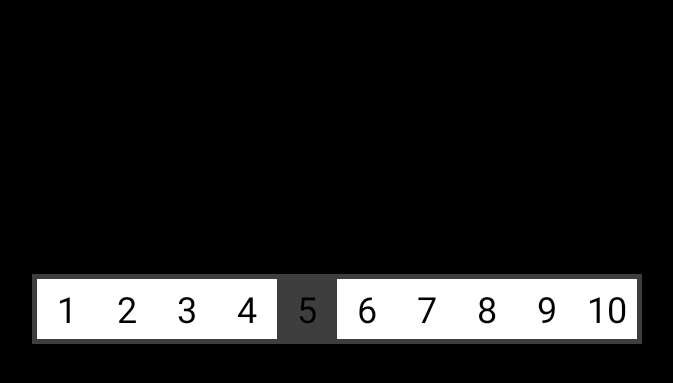
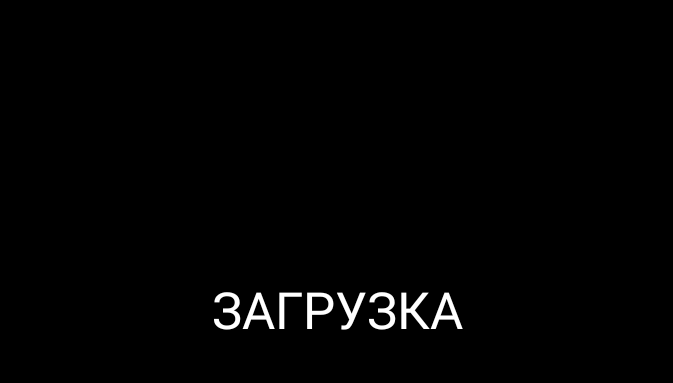
Before and after one commit to DroidWorker/Whoosh, an Android app: the screen it shows after launch (MainActivity), on a phone screen of 824 x 412 dp (held sideways). Shown: the top 383 px of the screen, without its empty margins (281-954 px from the left). Run offline under Robolectric (Android 15) with nearby library versions, the phone set to English and light mode, and no system bars.

Commit message:
beta ver

```diff
--- a/app/src/main/res/layout/activity_main.xml
+++ b/app/src/main/res/layout/activity_main.xml
@@ -9,6 +9,13 @@
     tools:context=".MainActivity"
     tools:deviceIds="tv"
     tools:ignore="MergeRootFrame" >
+
+    <ImageView
+        android:id="@+id/imageView"
+        android:layout_width="70dp"
+        android:layout_height="70dp"
+        android:src="@drawable/default_watch"
+        android:visibility="gone" />
 
     <LinearLayout
         android:id="@+id/sudMenuLarge"
@@ -80,7 +87,7 @@
             android:layout_width="40dp"
             android:layout_height="40dp"
             android:layout_weight="1"
-            android:background="#3E3E3E"
+            android:background="#FFFFFF"
             android:gravity="center"
             android:text="5"
             android:textColor="#000000"
@@ -263,13 +270,6 @@
             android:textSize="24sp" />
     </LinearLayout>
 
-    <ImageView
-        android:id="@+id/imageView"
-        android:layout_width="50dp"
-        android:layout_height="50dp"
-        android:src="@drawable/default_watch"
-        android:visibility="gone" />
-
     <LinearLayout
         android:id="@+id/gratitude"
         android:layout_width="wrap_content"
@@ -386,6 +386,66 @@
             android:textColor="#000000"
             android:textSize="24sp"
             android:textStyle="bold" />
+
+        <LinearLayout
+            android:id="@+id/min"
+            android:layout_width="110dp"
+            android:layout_height="70dp"
+            android:layout_weight="1"
+            android:orientation="vertical">
+
+            <TextView
+                android:id="@+id/textView13"
+                android:layout_width="match_parent"
+                android:layout_height="35dp"
+                android:background="#FFFFFF"
+                android:text="min время"
+                android:textColor="#000000"
+                android:textSize="20sp"
+                android:textStyle="bold" />
+
+            <TextView
+                android:id="@+id/backMIN"
+                android:layout_width="match_parent"
+                android:layout_height="33dp"
+                android:layout_marginTop="2dp"
+                android:background="#FFFFFF"
+                android:gravity="center"
+                android:text="5"
+                android:textColor="#000000"
+                android:textSize="20sp"
+                android:textStyle="bold" />
+        </LinearLayout>
+
+        <LinearLayout
+            android:id="@+id/max"
+            android:layout_width="110dp"
+            android:layout_height="70dp"
+            android:layout_weight="1"
+            android:orientation="vertical">
+
+            <TextView
+                android:id="@+id/textView15"
+                android:layout_width="match_parent"
+                android:layout_height="35dp"
+                android:background="#FFFFFF"
+                android:text="max время"
+                android:textColor="#000000"
+                android:textSize="20sp"
+                android:textStyle="bold" />
+
+            <TextView
+                android:id="@+id/backMAX"
+                android:layout_width="match_parent"
+                android:layout_height="33dp"
+                android:layout_marginTop="2dp"
+                android:background="#FFFFFF"
+                android:gravity="center"
+                android:text="12"
+                android:textColor="#000000"
+                android:textSize="20sp"
+                android:textStyle="bold" />
+        </LinearLayout>
     </LinearLayout>
 
     <TextView
@@ -398,4 +458,14 @@
         android:layout_marginEnd="20dp"
         android:text="настройка цвета фона"
         android:visibility="gone" />
+
+    <TextView
+        android:id="@+id/loading"
+        android:layout_width="match_parent"
+        android:layout_height="match_parent"
+        android:background="#000000"
+        android:gravity="center"
+        android:text="ЗАГРУЗКА"
+        android:textColor="#FFFFFF"
+        android:textSize="34sp" />
 </RelativeLayout>
```
Also changed, not shown: app/src/main/java/com/kwork/whoosh/MainActivity.kt (+130 -80 lines).
